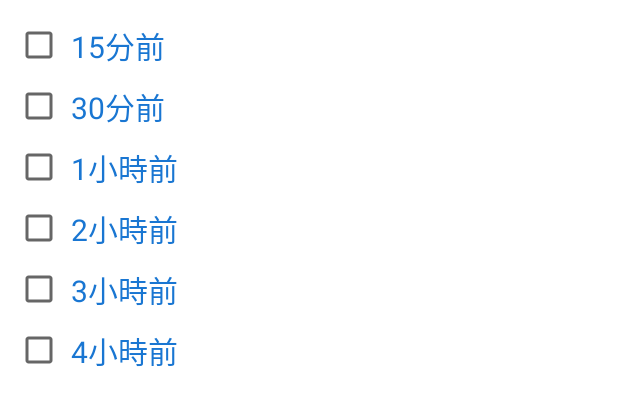
After one commit to iitzex/TPEflight, an Android app: the layout alarm.xml on its own in the app's theme, with its tools: preview values and no code run, on a phone screen of 412 x 824 dp. The commit adds this screen. Shown: the top 406 px of the screen. Run offline under Robolectric (Android 15) with nearby library versions, the phone set to English and light mode, and no system bars; network calls fail.

Commit message:
add whole project

```diff
--- a/app/src/main/java/com/atc/qn/tpeflight/FlightAdapter.java
+++ b/app/src/main/java/com/atc/qn/tpeflight/FlightAdapter.java
@@ -104,7 +104,7 @@ public class FlightAdapter extends RecyclerView.Adapter<FlightAdapter.FlightHold
         holder.itemView.setOnClickListener(new View.OnClickListener() {
             @Override
             public void onClick(View v) {
-                onFlightClickListener mCallback = (onFlightClickListener) mContext;
+                FlightInterface mCallback = (FlightInterface) mContext;
                 mCallback.onFlightItemClick(target);
                 mClickPosition = position;
             }
--- a/app/src/main/java/com/atc/qn/tpeflight/FlightFragment.java
+++ b/app/src/main/java/com/atc/qn/tpeflight/FlightFragment.java
@@ -64,7 +64,7 @@ public class FlightFragment extends Fragment
         mManager = new LinearLayoutManager(getActivity());
         mManager.setOrientation(LinearLayoutManager.VERTICAL);
 
-        mLoading = (ProgressBar)getView().findViewById(R.id.flight_loading);
+        mLoading = (ProgressBar) getView().findViewById(R.id.flight_loading);
         mRecyclerView = (RecyclerView) getActivity().findViewById(R.id.flight_content);
         mRecyclerView.setLayoutManager(mManager);
         mRecyclerView.setItemAnimator(new DefaultItemAnimator());
@@ -123,6 +123,8 @@ public class FlightFragment extends Fragment
                 boolean mReloaded = getArguments().getBoolean("Reloaded", false);
                 if (mReloaded) {
                     mManager.scrollToPositionWithOffset(mAdapter.getTimePosition(), 0);
+                    QNLog.d();
+                    QNLog.d(mFirstVisiblePosition);
                 }else
                     mManager.scrollToPositionWithOffset(mFirstVisiblePosition, 0);
 
--- a/app/src/main/java/com/atc/qn/tpeflight/onFlightClickListener.java
+++ b/app/src/main/java/com/atc/qn/tpeflight/FlightInterface.java
@@ -1,5 +1,6 @@
 package com.atc.qn.tpeflight;
 
-public interface onFlightClickListener {
+public interface FlightInterface {
     void onFlightItemClick(Flight info);
+    void onAlarmClick();
 }
--- a/app/src/main/java/com/atc/qn/tpeflight/InfoFragment.java
+++ b/app/src/main/java/com/atc/qn/tpeflight/InfoFragment.java
@@ -115,7 +115,10 @@ public class InfoFragment extends Fragment {
     public boolean onOptionsItemSelected(MenuItem item) {
         int id = item.getItemId();
 
-        if (id == R.id.info_star) {
+        if (id == R.id.info_alarm) {
+            AlarmDialog dialog = new AlarmDialog();
+            dialog.show(getFragmentManager(), "AlarmDialog");
+
             return true;
         }
         return super.onOptionsItemSelected(item);
--- /dev/null
+++ b/app/src/main/res/layout/alarm.xml
@@ -0,0 +1,55 @@
+<LinearLayout xmlns:android="http://schemas.android.com/apk/res/android"
+    android:layout_height="wrap_content"
+    android:layout_width="wrap_content"
+    android:orientation="vertical"
+    android:padding="10dp"
+    android:id="@+id/alarm_layout">
+    <CheckBox
+        android:layout_width="wrap_content"
+        android:layout_height="wrap_content"
+        android:padding="5dp"
+        android:text="15分前"
+        android:textSize="20sp"
+        android:textColor="@color/myPrimaryDarkColor"
+        android:id="@+id/alarm_15m" />
+    <CheckBox
+        android:layout_width="wrap_content"
+        android:layout_height="wrap_content"
+        android:padding="5dp"
+        android:text="30分前"
+        android:textSize="20sp"
+        android:textColor="@color/myPrimaryDarkColor"
+        android:id="@+id/alarm_30m" />
+    <CheckBox
+        android:layout_width="wrap_content"
+        android:layout_height="wrap_content"
+        android:padding="5dp"
+        android:text="1小時前"
+        android:textSize="20sp"
+        android:textColor="@color/myPrimaryDarkColor"
+        android:id="@+id/alarm_1h" />
+    <CheckBox
+        android:layout_width="wrap_content"
+        android:layout_height="wrap_content"
+        android:padding="5dp"
+        android:text="2小時前"
+        android:textSize="20sp"
+        android:textColor="@color/myPrimaryDarkColor"
+        android:id="@+id/alarm_2h" />
+    <CheckBox
+        android:layout_width="wrap_content"
+        android:layout_height="wrap_content"
+        android:padding="5dp"
+        android:text="3小時前"
+        android:textSize="20sp"
+        android:textColor="@color/myPrimaryDarkColor"
+        android:id="@+id/alarm_3h" />
+    <CheckBox
+        android:layout_width="wrap_content"
+        android:layout_height="wrap_content"
+        android:padding="5dp"
+        android:text="4小時前"
+        android:textSize="20sp"
+        android:textColor="@color/myPrimaryDarkColor"
+        android:id="@+id/alarm_4h" />
+</LinearLayout>
```
Also changed, not shown: app/src/main/java/com/atc/qn/tpeflight/AlarmDialog.java (added, +41 -0 lines), app/src/main/java/com/atc/qn/tpeflight/MainActivity.java (+6 -1 lines), app/src/main/java/com/atc/qn/tpeflight/WxFragment.java (+5 -6 lines), app/src/main/res/drawable/ic_alarm.png (added), app/src/main/res/drawable/ic_star.png (added), app/src/main/res/drawable/v_star.png (added), app/src/main/res/layout/wx.xml (line endings or trailing spaces), gradle/wrapper/gradle-wrapper.properties (added), 4 other files.
